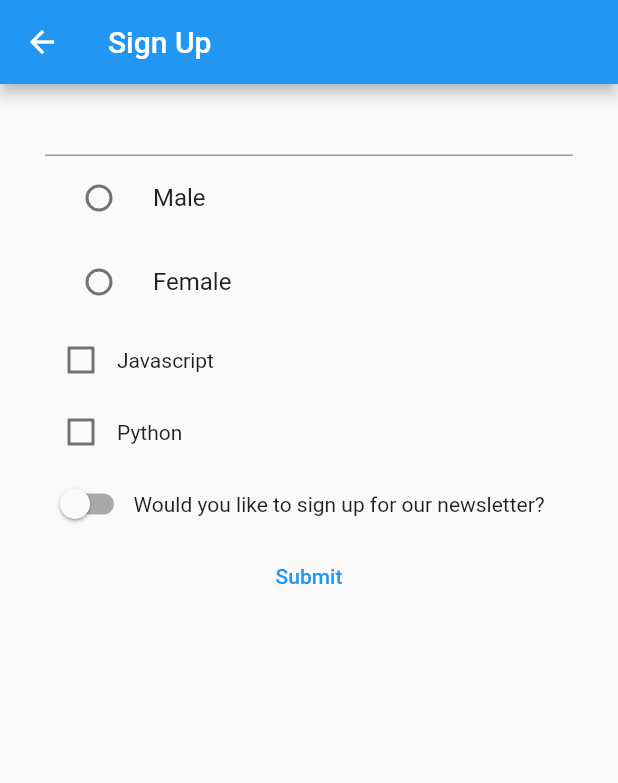
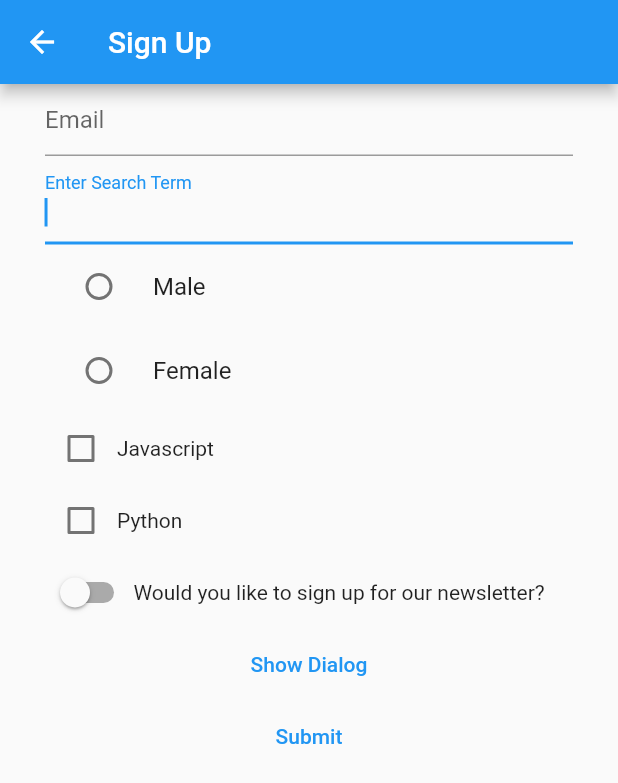
Before and after one commit to YoofiBP/flutter-playground, a Flutter app: the SettingsScreen screen opened by its route, after a tap on "Go to Sign Up", on a phone screen of 412 x 824 dp. Shown: the top 783 px of the screen. Run offline on Flutter 3.47's test engine with Material 2 defaults, Android fonts, the phone set to English and light mode, and no system bars; our stand-ins replace cached_network_image, flutter_redux, flutter_secure_storage, redux; missing offline and left inert: flutter_appauth, redux_logging; accounts and stored records are empty; generated files the repository leaves out were written again; network calls fail.

Commit message:
Implemented more recipes

```diff
--- a/lib/main.dart
+++ b/lib/main.dart
@@ -2,6 +2,7 @@ import 'package:flutter/material.dart';
 import 'package:flutter_gen/gen_l10n/app_localizations.dart';
 import 'package:flutter_localizations/flutter_localizations.dart';
 import 'package:flutter_redux/flutter_redux.dart';
+import 'package:new_todo_list/views/screens/hero_screen.dart';
 
 import 'containers/login_container.dart';
 import 'containers/todolist_container.dart';
@@ -38,7 +39,8 @@ class MyApp extends StatelessWidget {
           Routes.todos: (context) => TodoListContainer(),
           Routes.settings: (context) => SettingsScreen(),
           Routes.list: (context) => ListScreen(),
-          Routes.signup: (context) => SignUpScreen()
+          Routes.signup: (context) => SignUpScreen(),
+          HeroScreen.routeName: (context) => HeroScreen()
         },
         localizationsDelegates: [
           AppLocalizations.delegate,
--- a/lib/views/screens/settings_screen.dart
+++ b/lib/views/screens/settings_screen.dart
@@ -3,6 +3,7 @@ import 'package:flutter_gen/gen_l10n/app_localizations.dart';
 
 import '../../constants/settings.dart';
 import '../../utils/routing.dart';
+import 'hero_screen.dart';
 
 class SettingsScreen extends StatefulWidget {
   @override
@@ -26,6 +27,9 @@ class _SettingsScreenState extends State<SettingsScreen> {
                     title: e["title"] as String, icon: e["icon"] as IconData))),
               ),
             ),
+            Hero(
+                tag: 'testHero',
+                child: Image.network("https://picsum.photos/200")),
             TextButton(
                 onPressed: () {
                   Navigator.of(context).pushNamed(Routes.list);
@@ -33,16 +37,23 @@ class _SettingsScreenState extends State<SettingsScreen> {
                 child: Text('Go to Lists')),
             TextButton(
                 onPressed: () {
+                  Navigator.of(context).pushNamed(HeroScreen.routeName,
+                      arguments: HeroArguments(title: "Naa"));
+                },
+                child: Text('Go to Animations')),
+            TextButton(
+                onPressed: () {
                   Navigator.of(context).pushNamed(Routes.signup);
                 },
                 child: Text('Go to Sign Up')),
-            Expanded(
-              child: ListView(
-                scrollDirection: Axis.horizontal,
-                children: List.from(settingsItems.map((e) => SettingsCard(
-                    title: e["title"] as String, icon: e["icon"] as IconData))),
-              ),
-            )
+            TextButton(
+                onPressed: () async {
+                  var result =
+                      await Navigator.pushNamed(context, HeroScreen.routeName);
+                  ScaffoldMessenger.of(context)
+                      .showSnackBar(SnackBar(content: Text('$result')));
+                },
+                child: Text('Get Data From Animation Screen'))
           ],
         ),
       ),
--- a/lib/views/screens/signup_screen.dart
+++ b/lib/views/screens/signup_screen.dart
@@ -9,6 +9,18 @@ class SignUpScreen extends StatefulWidget {
 
 class _SignUpScreenState extends State<SignUpScreen> {
   final _formKey = GlobalKey<FormState>();
+  late final FocusNode _focusNode;
+
+  void initState() {
+    super.initState();
+    _focusNode = FocusNode();
+    _focusNode.requestFocus();
+  }
+
+  void dispose() {
+    super.dispose();
+    _focusNode.dispose();
+  }
 
   String userEmail = '';
   Gender? gender;
@@ -26,7 +38,9 @@ class _SignUpScreenState extends State<SignUpScreen> {
           child: Column(
             children: [
               TextFormField(
-                decoration: InputDecoration(),
+                decoration: InputDecoration(
+                  hintText: "Email",
+                ),
                 onChanged: (value) {
                   userEmail = value;
                 },
@@ -36,6 +50,10 @@ class _SignUpScreenState extends State<SignUpScreen> {
                   }
                   return null;
                 },
+              ),
+              TextField(
+                focusNode: _focusNode,
+                decoration: InputDecoration(labelText: "Enter Search Term"),
               ),
               FormField(
                 builder: (state) {
@@ -135,6 +153,18 @@ class _SignUpScreenState extends State<SignUpScreen> {
                       )),
               TextButton(
                   onPressed: () {
+                    showDialog(
+                        context: context,
+                        builder: (context) => Dialog(
+                              child: Container(
+                                height: 500,
+                                child: Center(child: Text("this is a modal")),
+                              ),
+                            ));
+                  },
+                  child: Text('Show Dialog')),
+              TextButton(
+                  onPressed: () {
                     if (_formKey.currentState!.validate()) {
                       ScaffoldMessenger.of(context).showSnackBar(
                           SnackBar(content: Text('Processing Data')));
```
Also changed, not shown: lib/views/screens/hero_screen.dart (added, +44 -0 lines).
